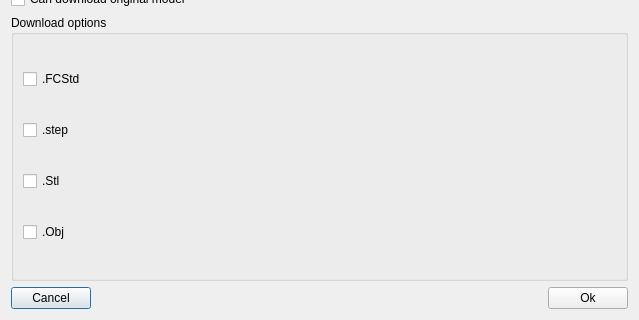
Old version of the form SharingLinkEditDialog.ui in the repository Ondsel-Development/Ondsel-Lens-Addon; both pictures show x 0 to 639 and y 268 to 588 of the 639 by 588 pixel window.
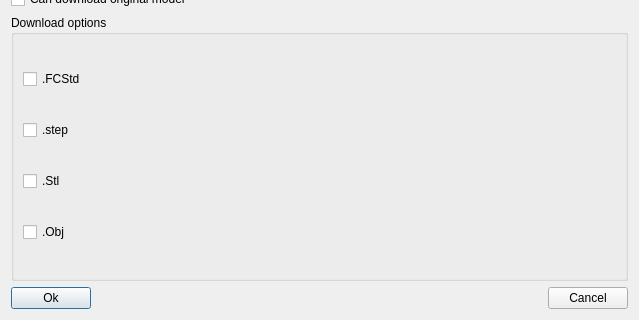
New version of the form.

Commit message: Fix default button link dialog

Patch:
```diff
--- a/SharingLinkEditDialog.ui
+++ b/SharingLinkEditDialog.ui
@@ -100,9 +100,9 @@
    <item>
     <layout class="QHBoxLayout">
      <item>
-      <widget class="QPushButton" name="cancelBtn">
+      <widget class="QPushButton" name="okBtn">
        <property name="text">
-        <string>Cancel</string>
+        <string>Ok</string>
        </property>
       </widget>
      </item>
@@ -126,9 +126,9 @@
       </spacer>
      </item>
      <item>
-      <widget class="QPushButton" name="okBtn">
+      <widget class="QPushButton" name="cancelBtn">
        <property name="text">
-        <string>Ok</string>
+        <string>Cancel</string>
        </property>
       </widget>
      </item>
```
